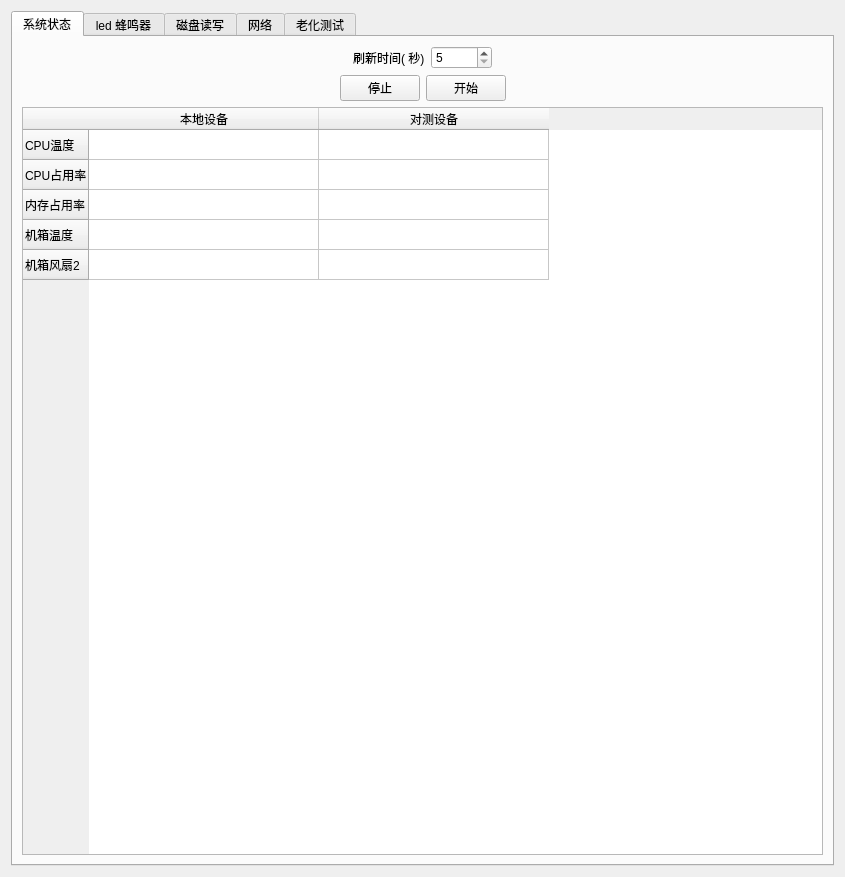
First picture: the form in jw-test-tool/main_form.ui, repository github188/test, before the edit.
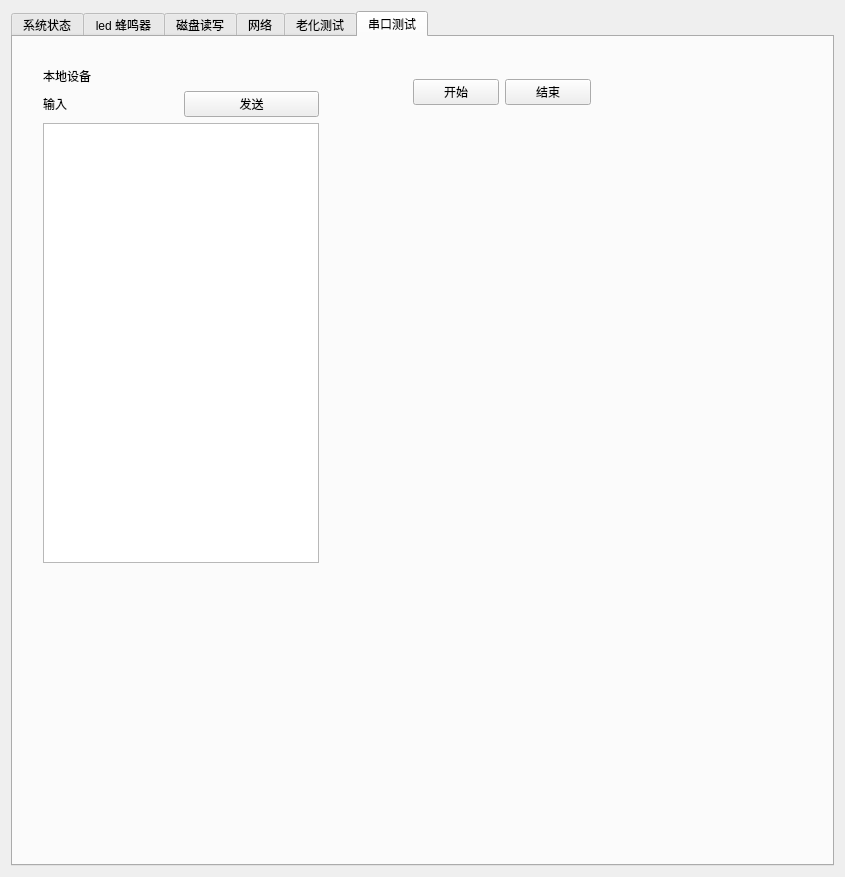
Second picture: the form after the edit. The open tabs and pages were chosen to show the change.

Commit message: 添加了串口测试

```diff
--- a/jw-test-tool/main_form.ui
+++ b/jw-test-tool/main_form.ui
@@ -148,7 +148,7 @@
           <enum>Qt::SolidLine</enum>
          </property>
          <attribute name="horizontalHeaderVisible">
-          <bool>true</bool>
+          <bool>false</bool>
          </attribute>
          <attribute name="horizontalHeaderDefaultSectionSize">
           <number>230</number>
@@ -179,7 +179,7 @@
          </row>
          <row>
           <property name="text">
-           <string>机箱温度</string>
+           <string>机箱风扇1</string>
           </property>
          </row>
          <row>
@@ -2218,6 +2218,84 @@
        </item>
       </layout>
      </widget>
+     <widget class="QWidget" name="tab_6">
+      <attribute name="title">
+       <string>串口测试</string>
+      </attribute>
+      <widget class="QWidget" name="widget" native="true">
+       <property name="geometry">
+        <rect>
+         <x>30</x>
+         <y>30</y>
+         <width>276</width>
+         <height>496</height>
+        </rect>
+       </property>
+       <layout class="QVBoxLayout" name="verticalLayout_10">
+        <item>
+         <widget class="QLabel" name="label_3">
+          <property name="text">
+           <string>本地设备</string>
+          </property>
+         </widget>
+        </item>
+        <item>
+         <layout class="QVBoxLayout" name="verticalLayout_8">
+          <item>
+           <layout class="QHBoxLayout" name="horizontalLayout_20">
+            <item>
+             <widget class="QLabel" name="label_11">
+              <property name="text">
+               <string>输入</string>
+              </property>
+             </widget>
+            </item>
+            <item>
+             <widget class="QPushButton" name="pushButton_23">
+              <property name="text">
+               <string>发送</string>
+              </property>
+             </widget>
+            </item>
+           </layout>
+          </item>
+          <item>
+           <widget class="QTextEdit" name="textEdit"/>
+          </item>
+         </layout>
+        </item>
+        <item>
+         <layout class="QVBoxLayout" name="verticalLayout_9"/>
+        </item>
+       </layout>
+      </widget>
+      <widget class="QWidget" name="layoutWidget">
+       <property name="geometry">
+        <rect>
+         <x>400</x>
+         <y>40</y>
+         <width>178</width>
+         <height>30</height>
+        </rect>
+       </property>
+       <layout class="QHBoxLayout" name="horizontalLayout_21">
+        <item>
+         <widget class="QPushButton" name="pushButton_24">
+          <property name="text">
+           <string>开始</string>
+          </property>
+         </widget>
+        </item>
+        <item>
+         <widget class="QPushButton" name="pushButton_25">
+          <property name="text">
+           <string>结束</string>
+          </property>
+         </widget>
+        </item>
+       </layout>
+      </widget>
+     </widget>
     </widget>
    </item>
   </layout>
```
Left out of the diff: 36 changed lines with no effect on the pictures. Lines whose indentation alone changed are shown as unchanged. The commit also changes 9 other files.
